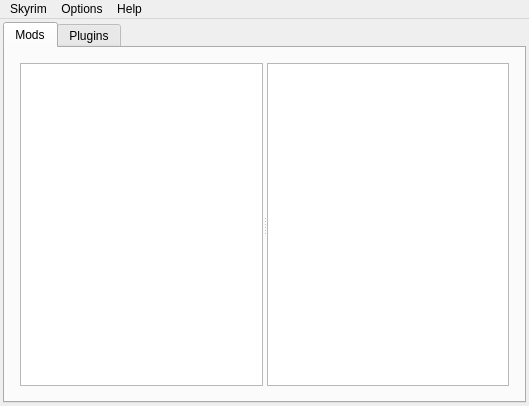
Before: the Qt Designer form mainwindow.ui in TheMozg/modmngr, drawn with Qt 5.
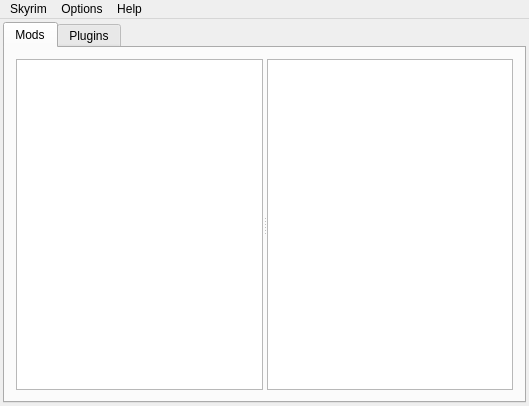
After: the same form once the commit is applied. Icons and pictures are not drawn.

```diff
--- a/mainwindow.ui
+++ b/mainwindow.ui
@@ -41,23 +41,8 @@
         <string>Mods</string>
        </attribute>
        <layout class="QVBoxLayout" name="verticalLayout">
-        <property name="leftMargin">
-         <number>15</number>
-        </property>
-        <property name="topMargin">
-         <number>15</number>
-        </property>
-        <property name="rightMargin">
-         <number>15</number>
-        </property>
-        <property name="bottomMargin">
-         <number>15</number>
-        </property>
         <item>
          <widget class="QSplitter" name="splitter">
-          <property name="lineWidth">
-           <number>0</number>
-          </property>
           <property name="orientation">
            <enum>Qt::Horizontal</enum>
           </property>
```
Left out of the diff: 5 changed lines with no effect on the pictures.
